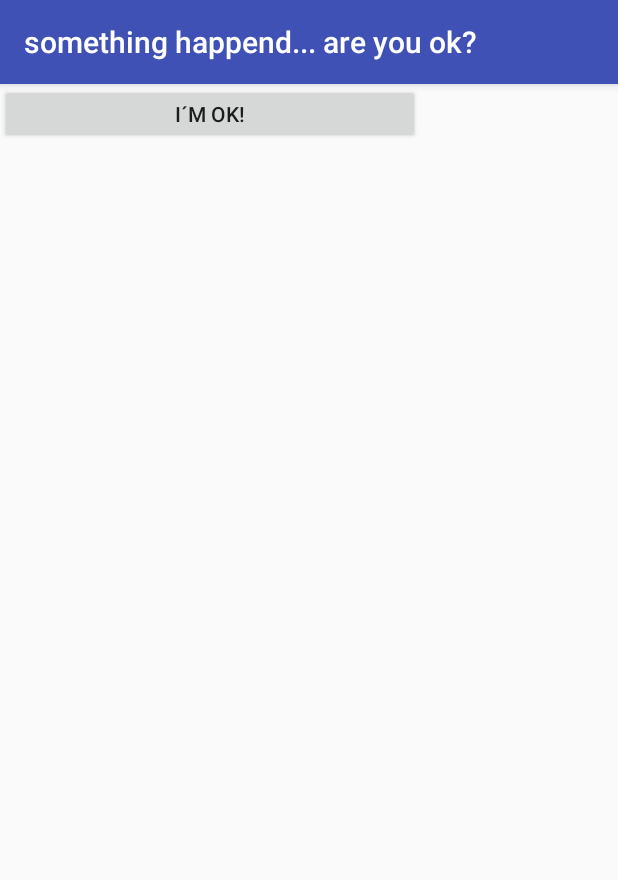
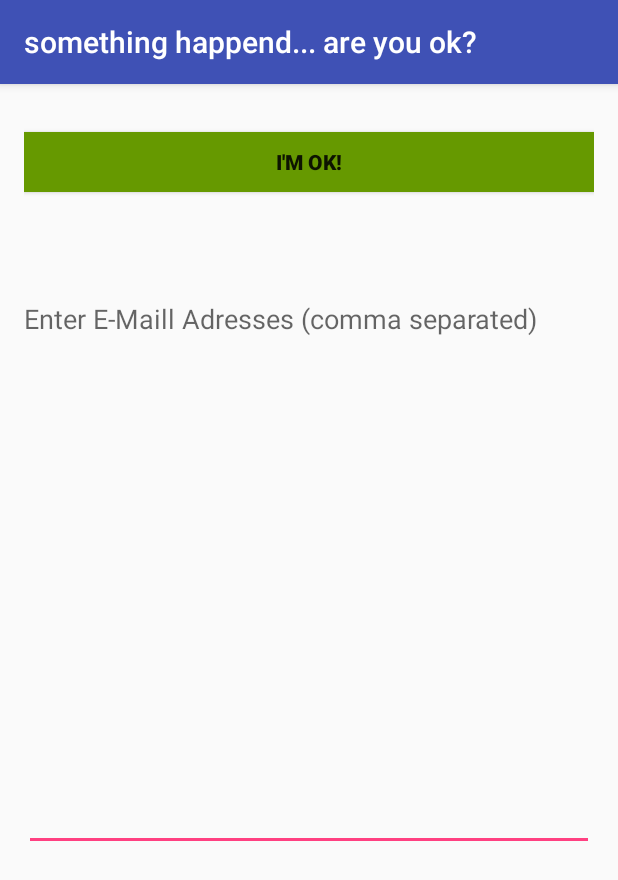
Before and after one commit to paffman/android-stuff, an Android app: the screen it shows after launch (OkActivity), on a phone screen of 412 x 824 dp. Shown: the top 880 px of the screen. Run offline under Robolectric (Android 15) with nearby library versions, the phone set to English and light mode, and no system bars.

```diff
--- a/imOK/build.gradle
+++ b/imOK/build.gradle
@@ -5,8 +5,7 @@ buildscript {
         jcenter()
     }
     dependencies {
-        classpath 'com.android.tools.build:gradle:2.2.0-alpha6'
-
+        classpath 'com.android.tools.build:gradle:2.1.2'
         // NOTE: Do not place your application dependencies here; they belong
         // in the individual module build.gradle files
     }
--- a/imOK/mobile/src/main/res/layout/activity_ok.xml
+++ b/imOK/mobile/src/main/res/layout/activity_ok.xml
@@ -1,16 +1,52 @@
 <?xml version="1.0" encoding="utf-8"?>
-<android.support.constraint.ConstraintLayout xmlns:android="http://schemas.android.com/apk/res/android"
+<!--<android.support.constraint.ConstraintLayout
+    xmlns:android="http://schemas.android.com/apk/res/android"
     xmlns:tools="http://schemas.android.com/tools"
     android:id="@+id/activity_ok"
     android:layout_width="match_parent"
     android:layout_height="match_parent"
     tools:context="safety.paffman.de.imok.OkActivity">
+-->
+<LinearLayout xmlns:android="http://schemas.android.com/apk/res/android"
+    xmlns:tools="http://schemas.android.com/tools" android:layout_width="match_parent"
+    android:layout_height="match_parent" android:paddingLeft="@dimen/activity_horizontal_margin"
+    android:paddingRight="@dimen/activity_horizontal_margin"
+    android:paddingTop="@dimen/activity_vertical_margin"
+    android:paddingBottom="@dimen/activity_vertical_margin"
+    tools:context="safety.paffman.de.imok.OkActivity"
+    android:orientation="vertical"
+    android:weightSum="1">
+
 
     <Button
-        android:text="i´m ok!"
-        android:layout_width="280dp"
+        android:text="@string/button_text"
+        android:layout_width="match_parent"
         android:layout_height="40dp"
         tools:layout_editor_absoluteX="52dp"
         tools:layout_editor_absoluteY="280dp"
-        android:id="@+id/button2" />
-</android.support.constraint.ConstraintLayout>
+        android:id="@+id/buttonOk"
+        android:background="@android:color/holo_green_dark"
+        android:textStyle="bold"
+        android:layout_marginTop="@dimen/abc_action_bar_content_inset_material" />
+
+    <TextView
+        android:layout_width="wrap_content"
+        android:layout_height="wrap_content"
+        android:textAppearance="?android:attr/textAppearanceMedium"
+        android:text="@string/header_email_addresses"
+        android:id="@+id/textView"
+        android:layout_marginTop="@dimen/abc_action_bar_content_inset_with_nav" />
+
+    <EditText
+        android:layout_width="match_parent"
+        android:layout_height="wrap_content"
+        android:inputType="textMultiLine"
+        android:ems="10"
+        android:id="@+id/emailAddressText"
+        android:layout_marginTop="@dimen/abc_action_bar_content_inset_material"
+        android:layout_weight="0.54" />
+
+    <!--
+    </android.support.constraint.ConstraintLayout>
+    -->
+    </LinearLayout>
--- a/imOK/mobile/src/main/res/values/strings.xml
+++ b/imOK/mobile/src/main/res/values/strings.xml
@@ -1,3 +1,5 @@
 <resources>
     <string name="app_name">something happend... are you ok?</string>
+    <string name="button_text">i'm ok!</string>
+    <string name="header_email_addresses">Enter E-Maill Adresses (comma separated)</string>
 </resources>
--- a/imOK/wear/build.gradle
+++ b/imOK/wear/build.gradle
@@ -19,7 +19,7 @@ android {
 }
 
 dependencies {
-    compile fileTree(dir: 'libs', include: ['*.jar'])
+    compile fileTree(include: ['*.jar'], dir: 'libs')
     compile 'com.google.android.support:wearable:2.0.0-alpha2'
     compile 'com.google.android.gms:play-services-wearable:9.2.1'
 }
```
Also changed, not shown: imOK/mobile/build.gradle (+5 -3 lines), imOK/mobile/src/main/java/safety/paffman/de/imok/OkActivity.java (+45 -8 lines), imOK/gradle/wrapper/gradle-wrapper.properties.
